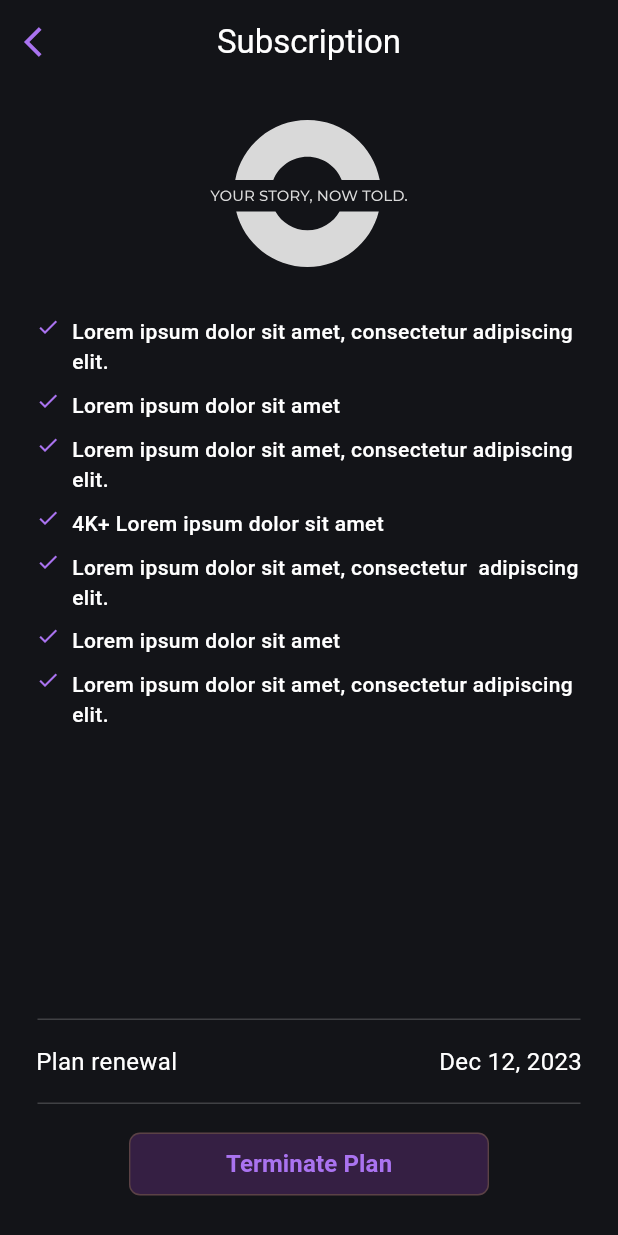
After one commit to sigismundo03/untold, a Flutter app: the SubscriptionScreen screen opened by its route, on a phone screen of 412 x 824 dp. The commit adds this screen. Run offline on Flutter 3.47's test engine with Material 3 defaults, Android fonts, the phone set to English and light mode, and no system bars; our stand-ins replace dio, firebase_auth, firebase_core, flutter_mobx, flutter_svg, get_it and 3 more; accounts and stored records are empty; generated files the repository leaves out were written again.

Commit message:
feat: criação de tela de subdcription

```diff
--- a/lib/routing/app_routes.dart
+++ b/lib/routing/app_routes.dart
@@ -7,6 +7,7 @@ import 'package:untold/ui/login/screen/login_screen.dart';
 import 'package:untold/ui/onboarding/screens/onboarding_screen.dart';
 import 'package:untold/ui/sign_up/screen/sign_up_screen.dart';
 
+import '../ui/Subscription/screens/subscription_screen.dart';
 import '../ui/profile/screen/profile_screen.dart';
 
 class AppRoutes {
@@ -22,6 +23,7 @@ class AppRoutes {
   static const String onboarding = '/onboarding';
   static const String profile = '/profile';
   static const String editProfile = '/edit-profile';
+  static const String subscription = '/subscription';
 
   static Route<dynamic> generateRoute(RouteSettings settings) {
     switch (settings.name) {
@@ -52,6 +54,9 @@ class AppRoutes {
       case editProfile:
         return MaterialPageRoute(builder: (_) => EditProfileScreen());
 
+      case subscription:
+        return MaterialPageRoute(builder: (_) => SubscriptionScreen());
+
       default:
         return MaterialPageRoute(
           builder: (_) => Scaffold(
--- /dev/null
+++ b/lib/ui/Subscription/screens/subscription_screen.dart
@@ -0,0 +1,125 @@
+import 'package:flutter/material.dart';
+import 'package:flutter_svg/flutter_svg.dart';
+
+import '../../login/widgets/primary_button_widget.dart';
+
+class SubscriptionScreen extends StatefulWidget {
+  const SubscriptionScreen({super.key});
+
+  @override
+  State<SubscriptionScreen> createState() => _SubscriptionScreenState();
+}
+
+class _SubscriptionScreenState extends State<SubscriptionScreen> {
+  List<String> qualityList = [
+    'Lorem ipsum dolor sit amet, consectetur adipiscing elit. ',
+    'Lorem ipsum dolor sit amet',
+    'Lorem ipsum dolor sit amet, consectetur adipiscing elit.',
+    '4K+ Lorem ipsum dolor sit amet',
+    'Lorem ipsum dolor sit amet, consectetur  adipiscing elit.',
+    'Lorem ipsum dolor sit amet',
+    'Lorem ipsum dolor sit amet, consectetur adipiscing elit.',
+  ];
+
+  @override
+  Widget build(BuildContext context) {
+    return Scaffold(
+      appBar: AppBar(
+        title: Text('Subscription'),
+        centerTitle: true,
+        backgroundColor: Colors.transparent,
+        elevation: 0,
+        leading: IconButton(
+          icon: const Icon(Icons.arrow_back_ios,
+              color: Color.fromRGBO(170, 115, 240, 1)),
+          onPressed: () {
+            Navigator.pop(context);
+          },
+        ),
+      ),
+      body: Padding(
+        padding: const EdgeInsets.all(24),
+        child: Column(
+          children: [
+            SvgPicture.asset(
+              'assets/large_logo.svg',
+              fit: BoxFit.cover,
+              colorFilter: ColorFilter.mode(
+                  Color.fromRGBO(217, 217, 217, 1), BlendMode.srcIn),
+            ),
+            const SizedBox(height: 32),
+            Expanded(
+                child: ListView.builder(
+              physics: ScrollPhysics(),
+              itemCount: qualityList.length,
+              itemBuilder: (context, index) {
+                final text = qualityList[index];
+
+                return Column(
+                  children: [
+                    Row(
+                      spacing: 8,
+                      crossAxisAlignment: CrossAxisAlignment.baseline,
+                      textBaseline: TextBaseline.alphabetic,
+                      children: [
+                        Align(
+                          alignment: Alignment.topCenter,
+                          child: Icon(
+                            Icons.check,
+                            color: Color.fromRGBO(170, 115, 240, 1),
+                            size: 16,
+                          ),
+                        ),
+                        Expanded(
+                          child: Text(
+                            text,
+                            style: TextStyle(
+                              color: Color.fromRGBO(255, 255, 255, 1),
+                              fontSize: 14,
+                              fontWeight: FontWeight.w500,
+                            ),
+                          ),
+                        ),
+                      ],
+                    ),
+                    const SizedBox(height: 8),
+                  ],
+                );
+              },
+            )),
+            Divider(
+              thickness: 1,
+              color: Color.fromRGBO(244, 244, 244, 0.2),
+              endIndent: 1,
+              indent: 1,
+              height: 1,
+            ),
+            const SizedBox(height: 16),
+            Row(
+              mainAxisAlignment: MainAxisAlignment.spaceBetween,
+              children: [
+                Text('Plan renewal'),
+                Text('Dec 12, 2023'),
+              ],
+            ),
+            const SizedBox(height: 16),
+            Divider(
+              thickness: 1,
+              color: Color.fromRGBO(244, 244, 244, 0.2),
+              endIndent: 1,
+              indent: 1,
+              height: 1,
+            ),
+            const SizedBox(height: 16),
+            PrimaryButton(
+              onPressed: () {
+                Navigator.pop(context);
+              },
+              text: 'Terminate Plan',
+            ),
+          ],
+        ),
+      ),
+    );
+  }
+}
--- a/lib/ui/profile/widgets/subscription_widget.dart
+++ b/lib/ui/profile/widgets/subscription_widget.dart
@@ -1,4 +1,6 @@
 import 'package:flutter/material.dart';
+
+import '../../../routing/app_routes.dart';
 
 class SubscriptionWidget extends StatelessWidget {
   const SubscriptionWidget({
@@ -7,7 +9,11 @@ class SubscriptionWidget extends StatelessWidget {
 
   @override
   Widget build(BuildContext context) {
-    return Container(
+    return GestureDetector(
+      onTap: () {
+        Navigator.pushNamed(context, AppRoutes.subscription);
+      },
+      child: Container(
         padding: const EdgeInsets.all(16),
         decoration: BoxDecoration(
           color: const Color.fromRGBO(51, 51, 63, 0.9),
@@ -38,6 +44,7 @@ class SubscriptionWidget extends StatelessWidget {
             const Text("Coming soon", style: TextStyle(color: Color(0xFF9A6AFF))),
           ],
         ),
+      ),
     );
   }
 }
```
Lines whose indentation alone changed are shown as unchanged.
